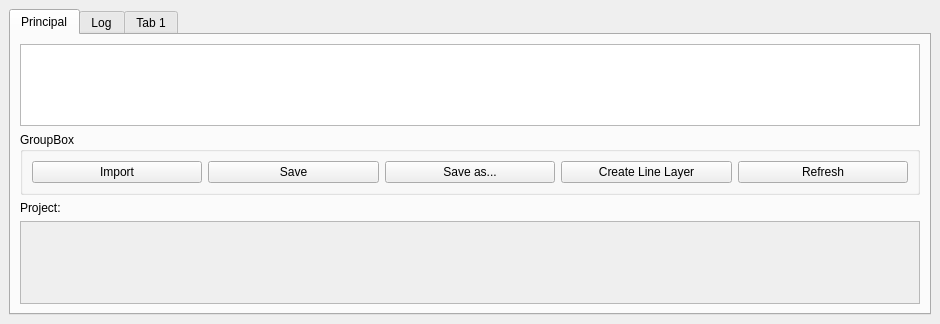
AnthonyWetzel/projet-semestriel---master-2, file BatPlugin/Batplugin_dockwidget_base.ui: the form before one commit.
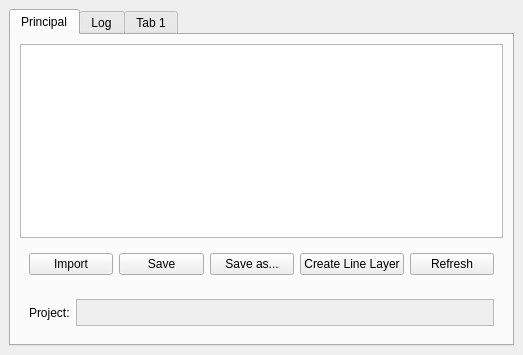
The form after the commit. The open tabs and pages were chosen to show the change.

Commit message: Dynamic adjustement of the UI

Diff of the .ui file:
```diff
--- a/BatPlugin/Batplugin_dockwidget_base.ui
+++ b/BatPlugin/Batplugin_dockwidget_base.ui
@@ -6,16 +6,10 @@
    <rect>
     <x>0</x>
     <y>0</y>
-    <width>969</width>
-    <height>324</height>
+    <width>523</width>
+    <height>355</height>
    </rect>
   </property>
-  <property name="maximumSize">
-   <size>
-    <width>940</width>
-    <height>600</height>
-   </size>
-  </property>
   <property name="windowTitle">
    <string>BatPlugin</string>
   </property>
@@ -23,12 +17,6 @@
    <layout class="QVBoxLayout" name="verticalLayout_2">
     <item>
      <widget class="QTabWidget" name="tabWidget">
-      <property name="maximumSize">
-       <size>
-        <width>930</width>
-        <height>16777215</height>
-       </size>
-      </property>
       <property name="currentIndex">
        <number>1</number>
       </property>
@@ -54,10 +42,7 @@
          </widget>
         </item>
         <item>
-         <widget class="QGroupBox" name="groupBox">
-          <property name="title">
-           <string>GroupBox</string>
-          </property>
+         <widget class="QWidget" name="widget" native="true">
           <layout class="QHBoxLayout" name="horizontalLayout">
            <item>
             <widget class="QPushButton" name="importButton">
@@ -98,6 +83,15 @@
          </widget>
         </item>
         <item>
+         <widget class="QWidget" name="widget_2" native="true">
+          <property name="maximumSize">
+           <size>
+            <width>16777215</width>
+            <height>45</height>
+           </size>
+          </property>
+          <layout class="QHBoxLayout" name="horizontalLayout_2">
+           <item>
          <widget class="QLabel" name="label_6">
           <property name="text">
            <string>Project:</string>
@@ -113,6 +107,9 @@
         </item>
        </layout>
       </widget>
+        </item>
+       </layout>
+      </widget>
       <widget class="QWidget" name="log">
        <attribute name="title">
         <string>Log</string>
```
Left out of the diff: 14 changed lines with no effect on the pictures. Lines whose indentation alone changed are shown as unchanged.
